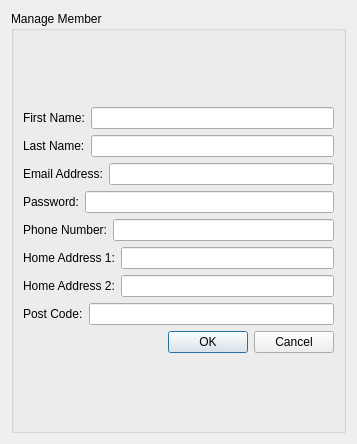
apteryxxyz/cs106-a2-client, file managemember.ui: the form before one commit.
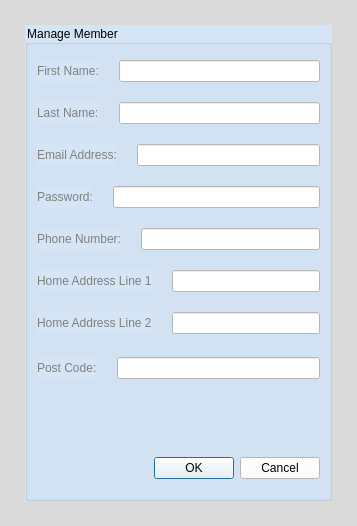
The form after the commit.

What changed in the file:
```diff
--- a/managemember.ui
+++ b/managemember.ui
@@ -7,7 +7,7 @@
     <x>0</x>
     <y>0</y>
     <width>357</width>
-    <height>444</height>
+    <height>526</height>
    </rect>
   </property>
   <property name="minimumSize">
@@ -17,31 +17,71 @@
    </size>
   </property>
   <property name="windowTitle">
-   <string>Dialog</string>
+   <string>Manage Member</string>
+  </property>
+  <property name="styleSheet">
+   <string notr="true">background-color: rgb(218, 218, 218);</string>
   </property>
   <layout class="QGridLayout" name="gridLayout_2">
+   <property name="leftMargin">
+    <number>25</number>
+   </property>
+   <property name="topMargin">
+    <number>25</number>
+   </property>
+   <property name="rightMargin">
+    <number>25</number>
+   </property>
+   <property name="bottomMargin">
+    <number>25</number>
+   </property>
+   <property name="verticalSpacing">
+    <number>6</number>
+   </property>
    <item row="0" column="0">
     <widget class="QGroupBox" name="groupBox">
+     <property name="styleSheet">
+      <string notr="true">background-color: rgb(213, 229, 246);</string>
+     </property>
      <property name="title">
       <string>Manage Member</string>
      </property>
      <layout class="QGridLayout" name="gridLayout">
+      <property name="topMargin">
+       <number>15</number>
+      </property>
+      <property name="spacing">
+       <number>6</number>
+      </property>
       <item row="0" column="0">
        <layout class="QVBoxLayout" name="verticalLayout">
+        <property name="spacing">
+         <number>20</number>
+        </property>
+        <property name="bottomMargin">
+         <number>10</number>
+        </property>
         <item>
          <layout class="QHBoxLayout" name="horizontalLayout_5">
           <item>
            <widget class="QLabel" name="label_first">
+            <property name="styleSheet">
+             <string notr="true">color: rgb(128, 128, 128);</string>
+            </property>
             <property name="text">
              <string>First Name:</string>
             </property>
             <property name="buddy">
-             <cstring>line_phone</cstring>
+             <cstring>line_password</cstring>
             </property>
            </widget>
           </item>
           <item>
-           <widget class="QLineEdit" name="line_first"/>
+           <widget class="QLineEdit" name="line_first">
+            <property name="styleSheet">
+             <string notr="true">background-color: rgb(255, 255, 255);</string>
+            </property>
+           </widget>
           </item>
          </layout>
         </item>
@@ -49,16 +89,23 @@
          <layout class="QHBoxLayout" name="horizontalLayout_7">
           <item>
            <widget class="QLabel" name="label_last">
+            <property name="styleSheet">
+             <string notr="true">color: rgb(128, 128, 128);</string>
+            </property>
             <property name="text">
              <string>Last Name:</string>
             </property>
             <property name="buddy">
-             <cstring>line_phone</cstring>
+             <cstring>line_password</cstring>
             </property>
            </widget>
           </item>
           <item>
-           <widget class="QLineEdit" name="line_last"/>
+           <widget class="QLineEdit" name="line_last">
+            <property name="styleSheet">
+             <string notr="true">background-color: rgb(255, 255, 255);</string>
+            </property>
+           </widget>
           </item>
          </layout>
         </item>
@@ -66,94 +113,162 @@
          <layout class="QHBoxLayout" name="horizontalLayout_3">
           <item>
            <widget class="QLabel" name="label_email">
+            <property name="styleSheet">
+             <string notr="true">color: rgb(128, 128, 128);</string>
+            </property>
             <property name="text">
              <string>Email Address:</string>
             </property>
            </widget>
           </item>
           <item>
-           <widget class="QLineEdit" name="line_email"/>
+           <widget class="QLineEdit" name="line_email">
+            <property name="styleSheet">
+             <string notr="true">background-color: rgb(255, 255, 255);</string>
+            </property>
+           </widget>
           </item>
          </layout>
         </item>
         <item>
-         <layout class="QHBoxLayout" name="horizontalLayout_8">
+         <layout class="QHBoxLayout" name="horizontalLayout">
           <item>
            <widget class="QLabel" name="label_password">
+            <property name="styleSheet">
+             <string notr="true">color: rgb(128, 128, 128);</string>
+            </property>
             <property name="text">
              <string>Password:</string>
             </property>
-           </widget>
-          </item>
-          <item>
-           <widget class="QLineEdit" name="line_password"/>
-          </item>
-         </layout>
-        </item>
-        <item>
-         <layout class="QHBoxLayout" name="horizontalLayout">
-          <item>
-           <widget class="QLabel" name="label_author">
-            <property name="text">
-             <string>Phone Number:</string>
-            </property>
             <property name="buddy">
-             <cstring>line_phone</cstring>
+             <cstring>line_password</cstring>
             </property>
            </widget>
           </item>
           <item>
-           <widget class="QLineEdit" name="line_phone"/>
+           <widget class="QLineEdit" name="line_password">
+            <property name="styleSheet">
+             <string notr="true">background-color: rgb(255, 255, 255);</string>
+            </property>
+           </widget>
           </item>
          </layout>
         </item>
         <item>
          <layout class="QHBoxLayout" name="horizontalLayout_4">
           <item>
-           <widget class="QLabel" name="label_home_1">
+           <widget class="QLabel" name="label_phone">
+            <property name="styleSheet">
+             <string notr="true">color: rgb(128, 128, 128);</string>
+            </property>
             <property name="text">
-             <string>Home Address 1:</string>
+             <string>Phone Number:</string>
             </property>
            </widget>
           </item>
           <item>
-           <widget class="QLineEdit" name="line_home_1"/>
+           <widget class="QLineEdit" name="line_phone">
+            <property name="styleSheet">
+             <string notr="true">background-color: rgb(255, 255, 255);</string>
+            </property>
+           </widget>
           </item>
          </layout>
         </item>
         <item>
          <layout class="QHBoxLayout" name="horizontalLayout_6">
           <item>
-           <widget class="QLabel" name="label_home_2">
+           <widget class="QLabel" name="label_home_1">
+            <property name="styleSheet">
+             <string notr="true">color: rgb(128, 128, 128);</string>
+            </property>
             <property name="text">
-             <string>Home Address 2:</string>
+             <string>Home Address Line 1</string>
             </property>
            </widget>
           </item>
           <item>
-           <widget class="QLineEdit" name="line_home_2"/>
+           <widget class="QLineEdit" name="line_home_1">
+            <property name="styleSheet">
+             <string notr="true">background-color: rgb(255, 255, 255);</string>
+            </property>
+           </widget>
           </item>
          </layout>
         </item>
         <item>
          <layout class="QHBoxLayout" name="horizontalLayout_2">
           <item>
+           <widget class="QLabel" name="label_home_2">
+            <property name="styleSheet">
+             <string notr="true">color: rgb(128, 128, 128);</string>
+            </property>
+            <property name="text">
+             <string>Home Address Line 2</string>
+            </property>
+            <property name="buddy">
+             <cstring>line_password</cstring>
+            </property>
+           </widget>
+          </item>
+          <item>
+           <widget class="QLineEdit" name="line_home_2">
+            <property name="styleSheet">
+             <string notr="true">background-color: rgb(255, 255, 255);</string>
+            </property>
+           </widget>
+          </item>
+         </layout>
+        </item>
+        <item>
+         <layout class="QHBoxLayout" name="horizontalLayout_8" stretch="0,0">
+          <property name="leftMargin">
+           <number>0</number>
+          </property>
+          <property name="topMargin">
+           <number>3</number>
+          </property>
+          <property name="bottomMargin">
+           <number>3</number>
+          </property>
+          <item>
            <widget class="QLabel" name="label_code">
+            <property name="styleSheet">
+             <string notr="true">color: rgb(128, 128, 128);</string>
+            </property>
             <property name="text">
              <string>Post Code:</string>
             </property>
-            <property name="buddy">
-             <cstring>line_phone</cstring>
-            </property>
            </widget>
           </item>
           <item>
-           <widget class="QLineEdit" name="line_code"/>
+           <widget class="QLineEdit" name="line_code">
+            <property name="styleSheet">
+             <string notr="true">background-color: rgb(255, 255, 255)</string>
+            </property>
+           </widget>
           </item>
          </layout>
         </item>
+        <item>
+         <spacer name="verticalSpacer">
+          <property name="orientation">
+           <enum>Qt::Vertical</enum>
+          </property>
+          <property name="sizeHint" stdset="0">
+           <size>
+            <width>20</width>
+            <height>40</height>
+           </size>
+          </property>
+         </spacer>
+        </item>
         <item>
          <widget class="QDialogButtonBox" name="buttonBox">
+          <property name="styleSheet">
+           <string notr="true">background-color: rgb(255, 255, 255);
+color: rgb(0, 0, 0);</string>
+          </property>
           <property name="standardButtons">
            <set>QDialogButtonBox::Cancel|QDialogButtonBox::Ok</set>
           </property>
```
